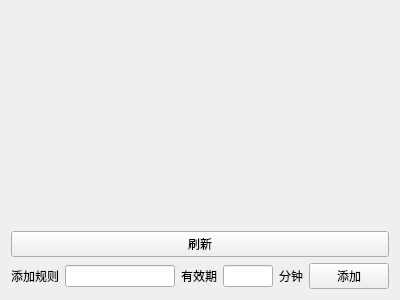
First picture: the form in fgfw-lite/ui/localrules.ui, repository bylheart/fwlite, before the edit.
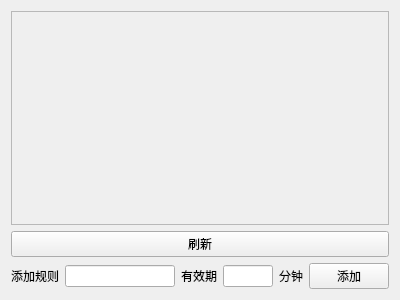
Second picture: the form after the edit.

```diff
--- a/fgfw-lite/ui/localrules.ui
+++ b/fgfw-lite/ui/localrules.ui
@@ -13,23 +13,34 @@
   <property name="windowTitle">
    <string>Form</string>
   </property>
-  <layout class="QVBoxLayout" name="verticalLayout" stretch="6,0,0">
+  <layout class="QVBoxLayout" name="verticalLayout" stretch="0,0,0">
    <item>
-    <layout class="QVBoxLayout" name="LocalRulesLayout">
-     <item>
-      <spacer name="verticalSpacer">
-       <property name="orientation">
-        <enum>Qt::Vertical</enum>
-       </property>
-       <property name="sizeHint" stdset="0">
-        <size>
-         <width>20</width>
-         <height>40</height>
-        </size>
-       </property>
-      </spacer>
-     </item>
-    </layout>
+    <widget class="QScrollArea" name="scrollArea">
+     <property name="widgetResizable">
+      <bool>true</bool>
+     </property>
+     <widget class="QWidget" name="scrollAreaWidgetContents">
+      <property name="geometry">
+       <rect>
+        <x>0</x>
+        <y>0</y>
+        <width>380</width>
+        <height>220</height>
+       </rect>
+      </property>
+      <layout class="QVBoxLayout" name="verticalLayout_2">
+       <item>
+        <widget class="QWidget" name="widget" native="true">
+         <layout class="QVBoxLayout" name="verticalLayout_3">
+          <item>
+           <layout class="QVBoxLayout" name="LocalRulesLayout"/>
+          </item>
+         </layout>
+        </widget>
+       </item>
+      </layout>
+     </widget>
+    </widget>
    </item>
    <item>
     <widget class="QPushButton" name="RefreshButton">
```
